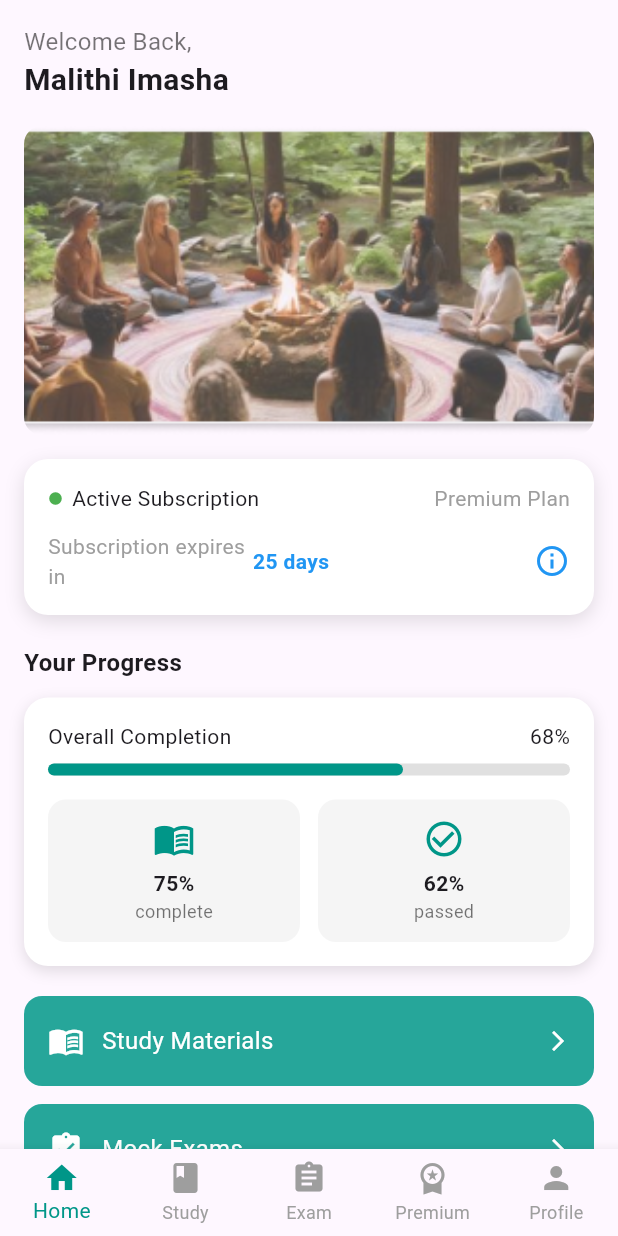
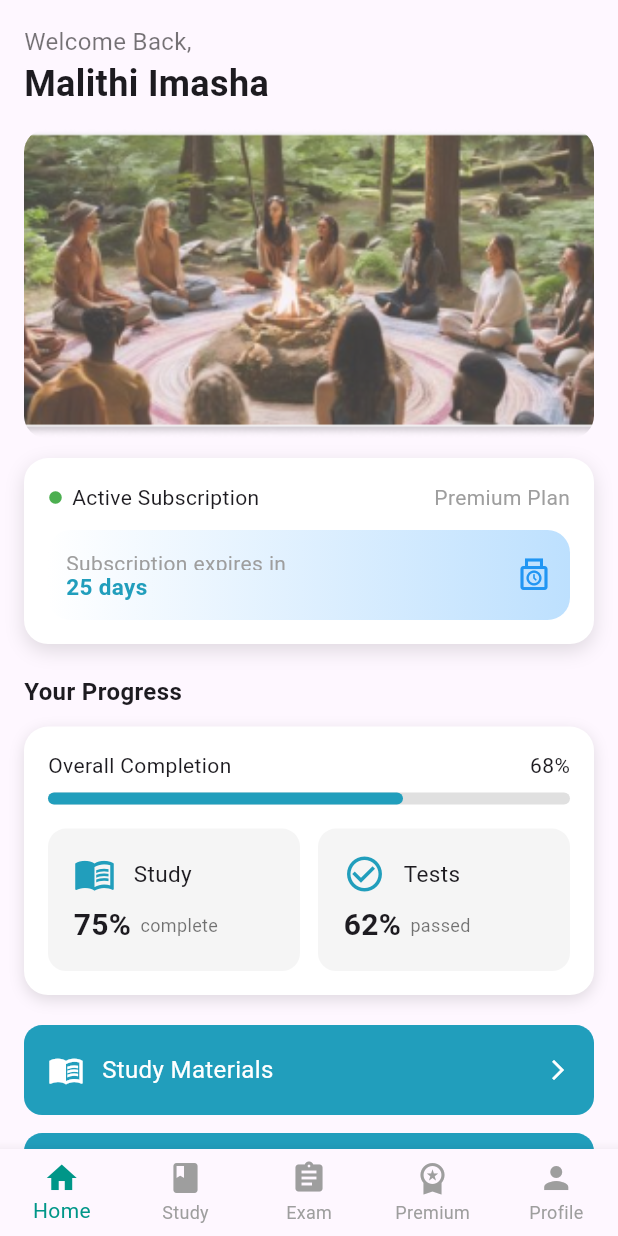
Before and after one commit to Risitha-Nadimal/driving_license_exam, a Flutter app: the Home screen opened directly, on a phone screen of 412 x 824 dp. Run offline on Flutter 3.47's test engine with Material 3 defaults, Android fonts, the phone set to English and light mode, and no system bars.

Commit message:
home screen frontend complete

```diff
--- a/lib/home.dart
+++ b/lib/home.dart
@@ -1,4 +1,41 @@
 import 'package:flutter/material.dart';
+
+// Create placeholder screens for each tab (you should replace these with your actual screens)
+class StudyScreen extends StatelessWidget {
+  const StudyScreen({super.key});
+
+  @override
+  Widget build(BuildContext context) {
+    return const Center(child: Text('Study Screen Content'));
+  }
+}
+
+class ExamScreen extends StatelessWidget {
+  const ExamScreen({super.key});
+
+  @override
+  Widget build(BuildContext context) {
+    return const Center(child: Text('Exam Screen Content'));
+  }
+}
+
+class PremiumScreen extends StatelessWidget {
+  const PremiumScreen({super.key});
+
+  @override
+  Widget build(BuildContext context) {
+    return const Center(child: Text('Premium Screen Content'));
+  }
+}
+
+class ProfileScreen extends StatelessWidget {
+  const ProfileScreen({super.key});
+
+  @override
+  Widget build(BuildContext context) {
+    return const Center(child: Text('Profile Screen Content'));
+  }
+}
 
 class Home extends StatefulWidget {
   const Home({super.key});
@@ -10,10 +47,18 @@ class Home extends StatefulWidget {
 class _HomeState extends State<Home> {
   int _currentIndex = 0;
 
+  // List of screens to display for each tab
+  final List<Widget> _screens = [
+    const HomeContent(), // This will be your original home content
+    const StudyScreen(),
+    const ExamScreen(),
+    const PremiumScreen(),
+    const ProfileScreen(),
+  ];
+
   @override
   Widget build(BuildContext context) {
     final size = MediaQuery.of(context).size;
-
     return Scaffold(
       bottomNavigationBar: BottomNavigationBar(
         currentIndex: _currentIndex,
@@ -34,8 +79,22 @@ class _HomeState extends State<Home> {
           BottomNavigationBarItem(icon: Icon(Icons.person), label: "Profile"),
         ],
       ),
-      body: SingleChildScrollView(
+      body: _screens[_currentIndex], // Display the current screen
+    );
+  }
+}
+
+// Extract your original home content into a separate widget
+class HomeContent extends StatelessWidget {
+  const HomeContent({super.key});
+
+  @override
+  Widget build(BuildContext context) {
+    final size = MediaQuery.of(context).size;
+
+    return SingleChildScrollView(
       padding: const EdgeInsets.all(16),
+      child: SafeArea(
         child: Column(
           crossAxisAlignment: CrossAxisAlignment.start,
           children: [
@@ -46,14 +105,14 @@ class _HomeState extends State<Home> {
             const Text(
               "Malithi Imasha",
               style: TextStyle(
-                fontSize: 20,
+                fontSize: 24,
                 fontWeight: FontWeight.bold,
               ),
             ),
-            const SizedBox(height: 16),
+            SizedBox(height: size.height * 0.016),
             // Banner image
             ClipRRect(
-              borderRadius: BorderRadius.circular(12),
+              borderRadius: BorderRadius.circular(15),
               child: Image.asset(
                 'assets/images/home.png', // Replace with your image asset
                 height: size.height * 0.25,
@@ -61,7 +120,7 @@ class _HomeState extends State<Home> {
                 fit: BoxFit.cover,
               ),
             ),
-            const SizedBox(height: 16),
+            SizedBox(height: size.height * 0.016),
             // Subscription card
             Container(
               decoration: BoxDecoration(
@@ -76,10 +135,10 @@ class _HomeState extends State<Home> {
                 ],
               ),
               padding: const EdgeInsets.all(16),
-              child: const Column(
+              child: Column(
                 crossAxisAlignment: CrossAxisAlignment.start,
                 children: [
-                  Row(
+                  const Row(
                     children: [
                       Icon(Icons.circle, color: Colors.green, size: 10),
                       SizedBox(width: 6),
@@ -89,23 +148,47 @@ class _HomeState extends State<Home> {
                           style: TextStyle(color: Colors.grey)),
                     ],
                   ),
-                  SizedBox(height: 12),
-                  Row(
+                  const SizedBox(height: 12),
+                  Container(
+                    padding: const EdgeInsets.all(12),
+                    height: 60, // Set width to 60
+                    decoration: const BoxDecoration(
+                      borderRadius: BorderRadius.all(Radius.circular(15)),
+                      gradient: LinearGradient(
+                        colors: [
+                          Colors.white,
+                          Color(0xFFBDE0FE), // BDE0FE
+                          // FFFFFF
+                        ],
+                        begin: Alignment.centerLeft,
+                        end: Alignment.centerRight,
+                      ),
+                    ),
+                    // color: Colors.grey.shade200,
+                    child: const Row(
+                      children: [
+                        Column(
+                          crossAxisAlignment: CrossAxisAlignment.start,
                           children: [
                             Expanded(
                               child: Text("Subscription expires in",
                                   style: TextStyle(color: Colors.grey)),
                             ),
+                            SizedBox(height: 0.4),
                             Text(
                               "25 days",
                               style: TextStyle(
-                          color: Colors.blue,
+                                fontSize: 15,
+                                color: Color(0xFF219EBC),
                                 fontWeight: FontWeight.bold,
                               ),
                             ),
+                          ],
+                        ),
                         Spacer(),
-                      Icon(Icons.info_outline, color: Colors.blue),
+                        Icon(Icons.punch_clock_outlined, color: Colors.blue),
                       ],
+                    ),
                   ),
                 ],
               ),
@@ -146,7 +229,7 @@ class _HomeState extends State<Home> {
                   LinearProgressIndicator(
                     value: 0.68,
                     backgroundColor: Colors.grey.shade300,
-                    color: Colors.teal,
+                    color: const Color(0xFF219EBC),
                     minHeight: 8,
                     borderRadius: BorderRadius.circular(8),
                   ),
@@ -205,14 +288,31 @@ class _HomeState extends State<Home> {
           color: Colors.grey.shade100,
           borderRadius: BorderRadius.circular(12),
         ),
+        child: Padding(
+          padding: const EdgeInsets.symmetric(horizontal: 5, vertical: 4),
           child: Column(
             children: [
-            Icon(icon, color: Colors.teal, size: 28),
+              Row(
+                children: [
+                  Icon(icon, color: const Color(0xff219EBC), size: 28),
+                  const SizedBox(width: 12),
+                  Text(label, style: const TextStyle(fontSize: 15)),
+                ],
+              ),
               const SizedBox(height: 6),
-            Text(percent, style: const TextStyle(fontWeight: FontWeight.bold)),
+              Row(
+                children: [
+                  Text(percent,
+                      style: const TextStyle(
+                          fontWeight: FontWeight.bold, fontSize: 20)),
+                  const SizedBox(width: 6),
                   Text(subtext,
-                style: const TextStyle(fontSize: 12, color: Colors.black54)),
+                      style:
+                          const TextStyle(fontSize: 12, color: Colors.black54)),
                 ],
+              ),
+            ],
+          ),
         ),
       ),
     );
@@ -226,7 +326,7 @@ class _HomeState extends State<Home> {
       child: Ink(
         padding: const EdgeInsets.symmetric(horizontal: 16, vertical: 18),
         decoration: BoxDecoration(
-          color: Colors.teal.shade400,
+          color: const Color(0xFF219EBC),
           borderRadius: BorderRadius.circular(12),
         ),
         child: Row(
```
Lines whose indentation alone changed are shown as unchanged.
